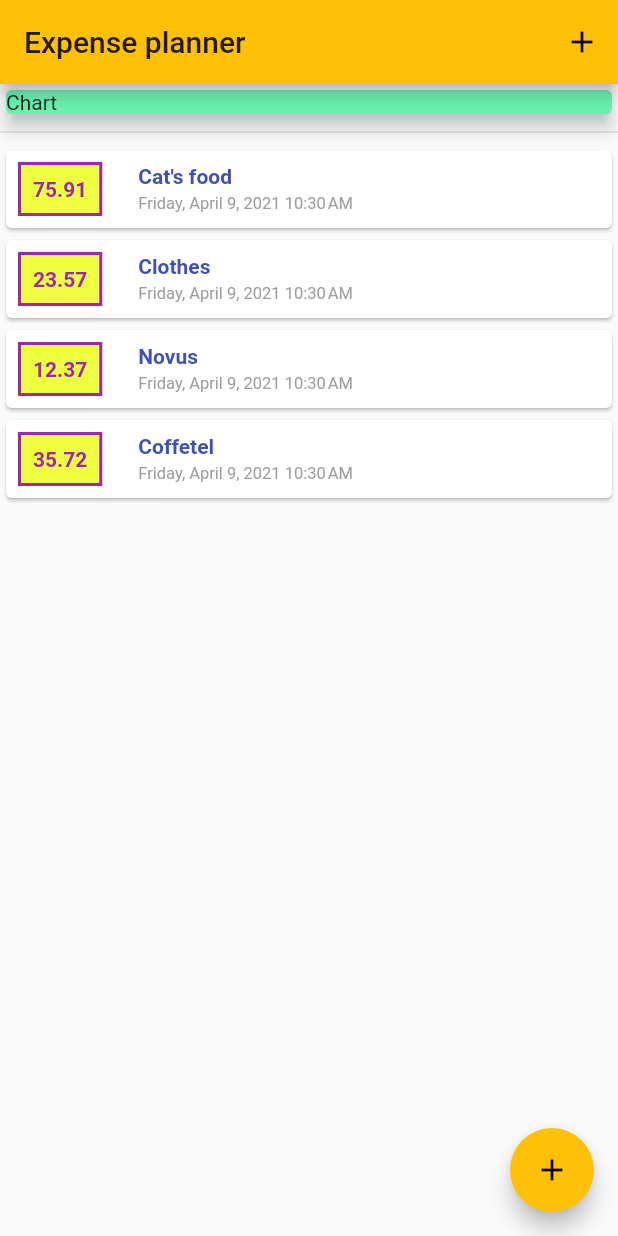
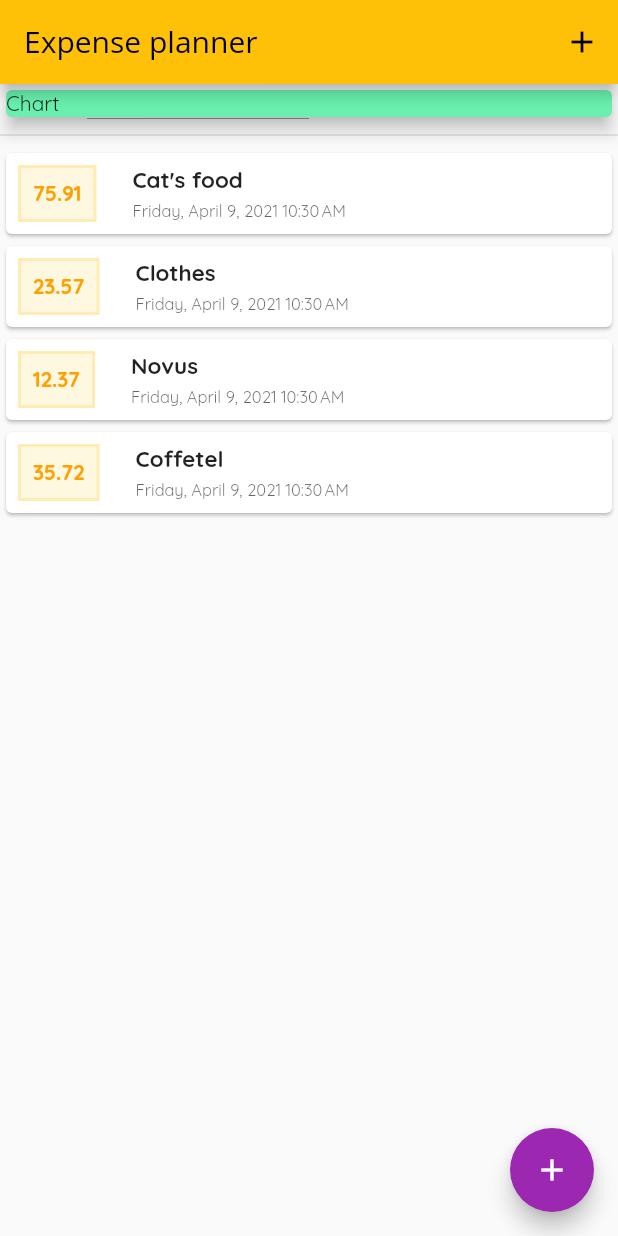
Before and after one commit to tinkooladik/flutter_expense_planner, a Flutter app: the screen it shows after launch, on a phone screen of 412 x 824 dp. Run offline on Flutter 3.47's test engine with Material 2 defaults, Android fonts, the phone set to English and light mode, and no system bars.

Commit message:
added styling (#2)
* added theme colors

* added fonts

```diff
--- a/lib/main.dart
+++ b/lib/main.dart
@@ -18,6 +18,17 @@ class MyApp extends StatelessWidget {
           title: "Expense planner",
           theme: ThemeData(
             primarySwatch: Colors.amber,
+            accentColor: Colors.purple,
+            fontFamily: 'Quicksand',
+            appBarTheme: AppBarTheme(
+              textTheme: ThemeData.light().textTheme.copyWith(
+                    title: TextStyle(
+                      fontFamily: 'OpenSans',
+                      fontSize: 20,
+                      color: Colors.black,
+                    ),
+                  ),
+            ),
           ),
           home: HomePage()),
     );
--- a/lib/widgets/transactions/transaction_list.dart
+++ b/lib/widgets/transactions/transaction_list.dart
@@ -39,16 +39,16 @@ class _TransactionItem extends StatelessWidget {
               alignment: Alignment.center,
               decoration: BoxDecoration(
                 border: Border.all(
-                  color: Colors.purple,
+                  color: Theme.of(context).primaryColorLight,
                   width: 2,
                 ),
-                color: Colors.limeAccent,
+                color: Theme.of(context).secondaryHeaderColor,
               ),
               child: Text(
                 transaction.amount.toStringAsFixed(2),
                 style: TextStyle(
                   fontWeight: FontWeight.bold,
-                  color: Colors.purple,
+                  color: Theme.of(context).primaryColorDark,
                 ),
               ),
             ),
@@ -62,17 +62,17 @@ class _TransactionItem extends StatelessWidget {
                 children: <Widget>[
                   Text(
                     transaction.title,
-                    style: TextStyle(
-                      fontWeight: FontWeight.bold,
-                      color: Colors.indigo,
-                    ),
+                    style: Theme.of(context).textTheme.title.copyWith(
+                          fontWeight: FontWeight.bold,
+                          fontSize: 15,
+                        ),
                   ),
                   Container(
                     margin: const EdgeInsets.only(top: 4),
                     child: Text(
                       DateFormat.yMMMMEEEEd().add_jm().format(transaction.date),
                       style: TextStyle(
-                        color: Colors.grey,
+                        color: Theme.of(context).hintColor,
                         fontSize: 11,
                       ),
                     ),
```
Also changed, not shown: pubspec.yaml (+12 -0 lines), assets/fonts/OpenSans-Bold.ttf (added), assets/fonts/OpenSans-Regular.ttf (added), assets/fonts/Quicksand-Bold.ttf (added), assets/fonts/Quicksand-Light.ttf (added), assets/fonts/Quicksand-Medium.ttf (added), assets/fonts/Quicksand-Regular.ttf (added).
